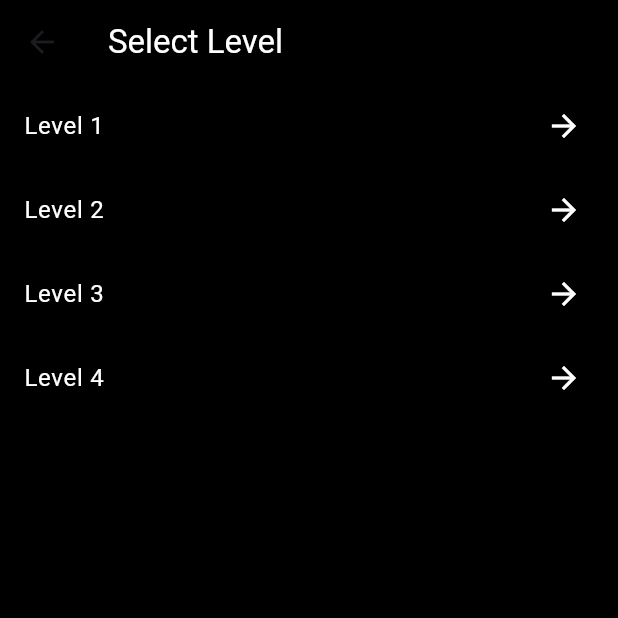
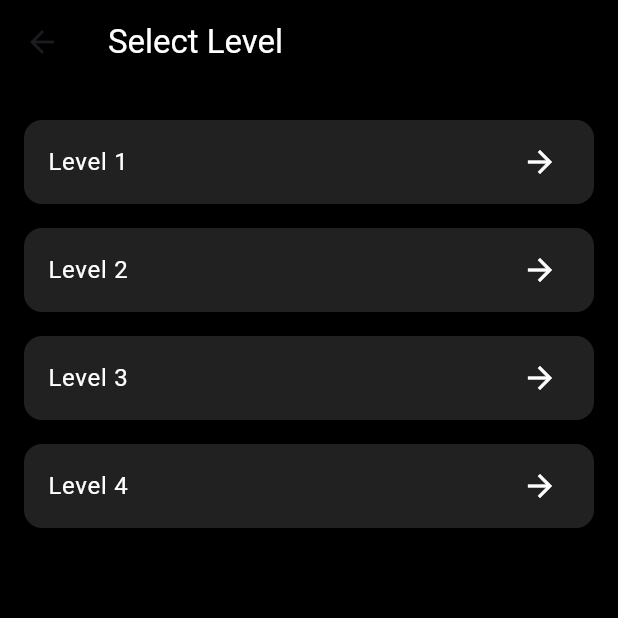
Before and after one commit to naoltesema/ieect_books, a Flutter app: the screen it shows after launch, after a tap on "Next", on a phone screen of 412 x 824 dp, the top half of it. Run offline on Flutter 3.47's test engine with Material 3 defaults, Android fonts, the phone set to English and light mode, and no system bars; missing offline and left inert: pdfx.

Commit message:
fixxed responsivenes issue

```diff
--- a/lib/pages/level_page.dart
+++ b/lib/pages/level_page.dart
@@ -17,10 +17,15 @@ class LevelPage extends StatelessWidget {
           style: TextStyle(color: Colors.white),
         ),
       ),
-      body: ListView.builder(
+      body: Padding(
+        padding: const EdgeInsets.all(16.0),
+        child: ListView.builder(
           itemCount: levels.length,
           itemBuilder: (context, index) {
-          return ListTile(
+            return Card(
+              color: Colors.grey[900],
+              margin: const EdgeInsets.symmetric(vertical: 8.0),
+              child: ListTile(
                 title: Text(
                   levels[index],
                   style: const TextStyle(color: Colors.white),
@@ -30,13 +35,16 @@ class LevelPage extends StatelessWidget {
                   Navigator.push(
                     context,
                     MaterialPageRoute(
-                  builder: (context) => PdfListScreen(level: levels[index]),
+                      builder: (context) =>
+                          PdfListScreen(level: levels[index]),
                     ),
-              );
-            },
                   );
                 },
               ),
             );
+          },
+        ),
+      ),
+    );
   }
 }
--- a/lib/pages/welcome_page.dart
+++ b/lib/pages/welcome_page.dart
@@ -2,14 +2,9 @@ import 'package:flutter/material.dart';
 import 'package:ieect_books/components/my_button.dart';
 import 'package:ieect_books/pages/level_page.dart';
 
-class WelcomePage extends StatefulWidget {
+class WelcomePage extends StatelessWidget {
   const WelcomePage({super.key});
 
-  @override
-  State<WelcomePage> createState() => _WelcomePageState();
-}
-
-class _WelcomePageState extends State<WelcomePage> {
   @override
   Widget build(BuildContext context) {
     return Scaffold(
@@ -21,19 +16,18 @@ class _WelcomePageState extends State<WelcomePage> {
             mainAxisAlignment: MainAxisAlignment.spaceBetween,
             crossAxisAlignment: CrossAxisAlignment.center,
             children: [
-              const SizedBox(height: 100),
+              const Spacer(flex: 2),
               const Text(
-                'welcome to Ambo technic college electrical department ',
+                'Welcome to Ambo Technic College\nElectrical Department',
                 textAlign: TextAlign.center,
                 style: TextStyle(
                   color: Colors.white,
+                  fontSize: 20, // Added font size for better visibility
+                  fontWeight: FontWeight.bold, // Makes the text stand out
                 ),
               ),
-              const SizedBox(height: 200),
-              SizedBox(
-                width: MediaQuery.of(context).size.width,
-                height: 50,
-                child: MyButton(
+              const Spacer(flex: 3),
+              MyButton(
                 buttonText: 'Next',
                 onPressed: () {
                   Navigator.push(
@@ -44,7 +38,7 @@ class _WelcomePageState extends State<WelcomePage> {
                   );
                 },
               ),
-              ),
+              const Spacer(flex: 1),
             ],
           ),
         ),
```
Lines whose indentation alone changed are shown as unchanged.
